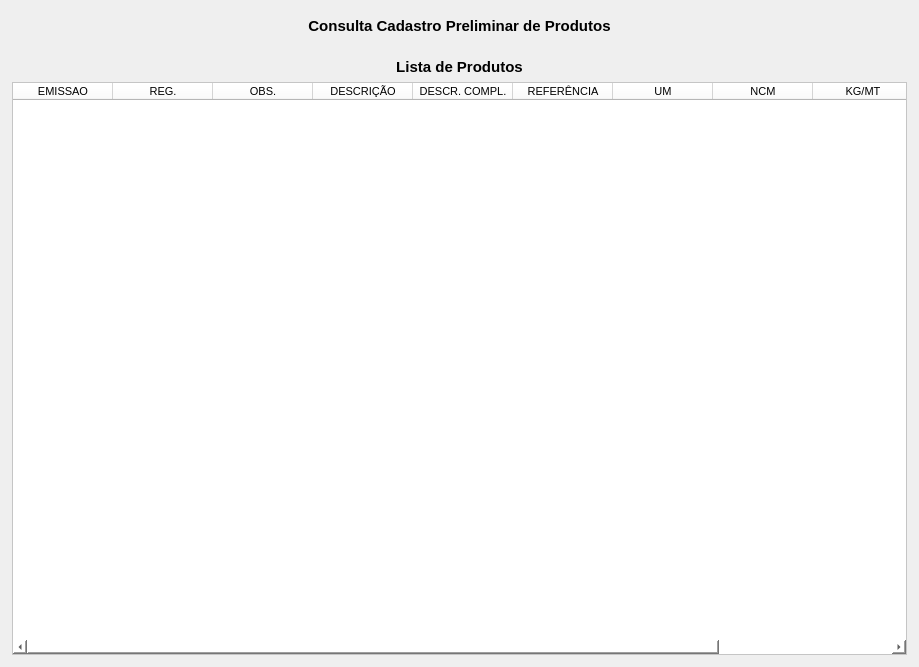
Qt form forms/tela_pre_status.ui (Azevedo84/erp_suzuki) before a commit.
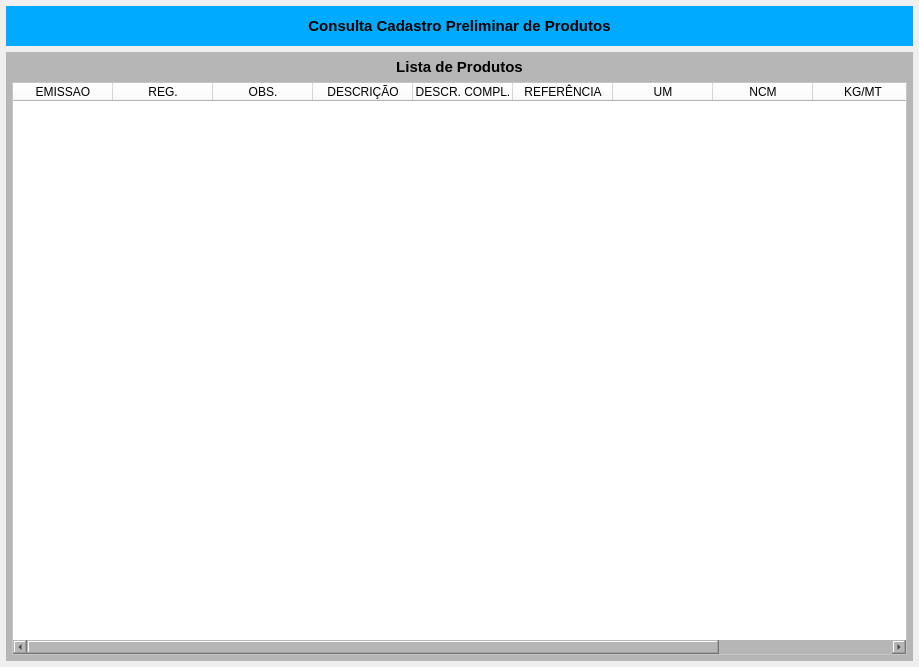
The same form after that commit.

What changed in the file:
```diff
--- a/forms/tela_pre_status.ui
+++ b/forms/tela_pre_status.ui
@@ -48,7 +48,7 @@
        </size>
       </property>
       <property name="styleSheet">
-       <string notr="true"/>
+       <string notr="true">background-color: rgb(0, 170, 255);</string>
       </property>
       <layout class="QHBoxLayout" name="horizontalLayout">
        <property name="spacing">
@@ -101,7 +101,7 @@
     <item>
      <widget class="QWidget" name="widget_Cor1" native="true">
       <property name="styleSheet">
-       <string notr="true"/>
+       <string notr="true">background-color: rgb(182, 182, 182);</string>
       </property>
       <layout class="QVBoxLayout" name="verticalLayout_3">
        <property name="leftMargin">
```
